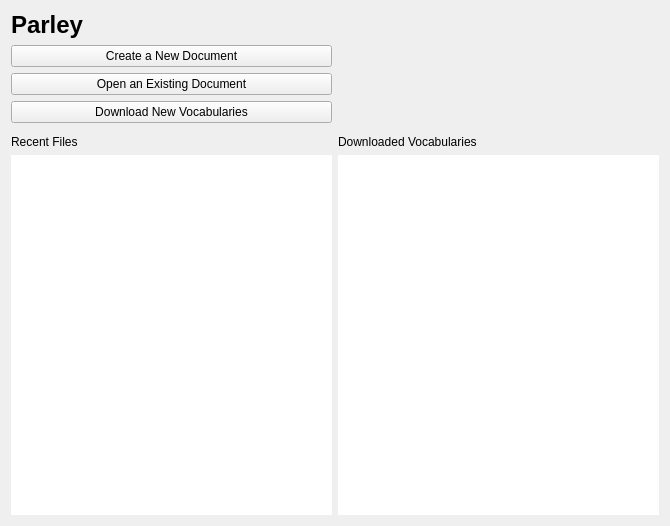
Qt form src/welcomescreen/welcomescreen.ui (KDE/parley) before a commit.
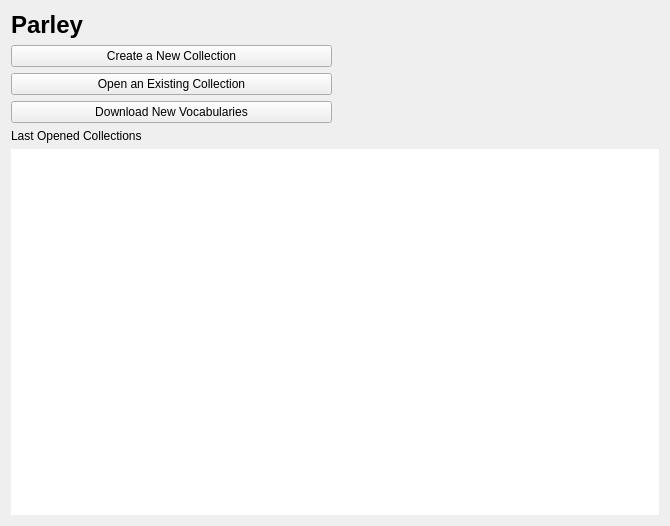
The same form after that commit. Custom widgets are drawn as their Qt base class.

Commit message: restructured welcome page; added icons; begin populating the list view

```diff
--- a/src/welcomescreen/welcomescreen.ui
+++ b/src/welcomescreen/welcomescreen.ui
@@ -13,14 +13,21 @@
    <string>Parley</string>
   </property>
   <layout class="QGridLayout" name="gridLayout" >
-   <item row="0" column="0" >
+   <item rowspan="2" row="0" column="0" colspan="2" >
     <widget class="QLabel" name="headingLabel" >
      <property name="text" >
       <string>&lt;h1>Parley&lt;/h1></string>
      </property>
     </widget>
    </item>
-   <item rowspan="5" row="0" column="1" >
+   <item row="2" column="0" >
+    <widget class="KPushButton" name="newButton" >
+     <property name="text" >
+      <string>Create a New Collection</string>
+     </property>
+    </widget>
+   </item>
+   <item rowspan="4" row="1" column="1" >
     <widget class="QLabel" name="iconLabel" >
      <property name="text" >
       <string/>
@@ -30,52 +37,37 @@
      </property>
     </widget>
    </item>
-   <item row="1" column="0" >
-    <widget class="KPushButton" name="newButton" >
-     <property name="text" >
-      <string>Create a New Document</string>
-     </property>
-    </widget>
-   </item>
-   <item row="2" column="0" >
-    <widget class="KPushButton" name="openButton" >
-     <property name="text" >
-      <string>Open an Existing Document</string>
-     </property>
-    </widget>
-   </item>
    <item row="3" column="0" >
+    <widget class="KPushButton" name="openButton" >
+     <property name="text" >
+      <string>Open an Existing Collection</string>
+     </property>
+    </widget>
+   </item>
+   <item row="4" column="0" >
     <widget class="KPushButton" name="ghnsButton" >
      <property name="text" >
       <string>Download New Vocabularies</string>
      </property>
     </widget>
    </item>
-   <item row="5" column="0" >
+   <item row="5" column="0" colspan="2" >
     <widget class="QLabel" name="recentLabel" >
      <property name="text" >
-      <string>Recent Files</string>
+      <string>Last Opened Collections</string>
      </property>
     </widget>
    </item>
-   <item row="5" column="1" >
-    <widget class="QLabel" name="downloadedLabel" >
-     <property name="text" >
-      <string>Downloaded Vocabularies</string>
-     </property>
-    </widget>
-   </item>
-   <item row="6" column="0" >
+   <item row="6" column="0" colspan="2" >
     <widget class="QListView" name="recentFiles" >
      <property name="frameShape" >
       <enum>QFrame::NoFrame</enum>
      </property>
-    </widget>
-   </item>
-   <item row="6" column="1" >
-    <widget class="QListView" name="downloadedFiles" >
-     <property name="frameShape" >
-      <enum>QFrame::NoFrame</enum>
+     <property name="iconSize" >
+      <size>
+       <width>32</width>
+       <height>32</height>
+      </size>
      </property>
     </widget>
    </item>
```
The commit also changes 2 other files.
